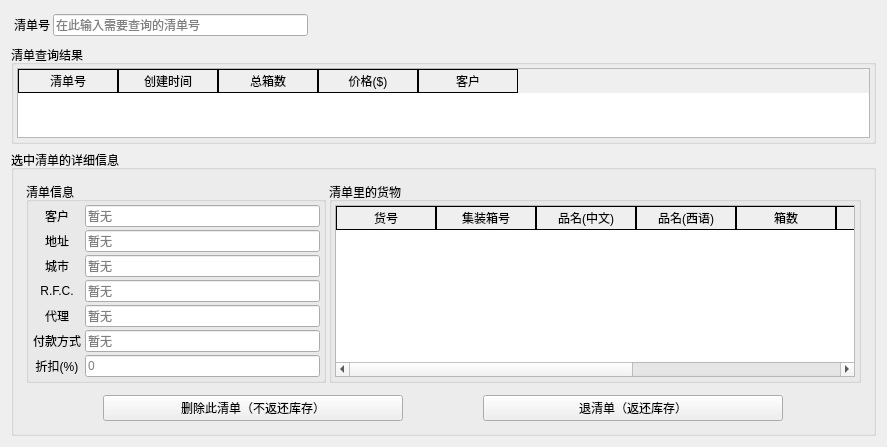
This is CompanyStroageManagement/Search_List_Win.ui in linxinwNeo/CompanyStroageManagement as Qt 5 draws it before an edit. The edited form follows.
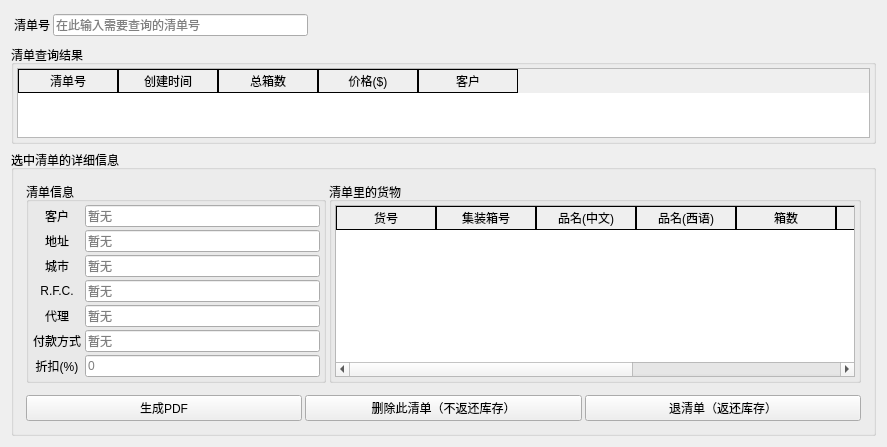
This is the edited form.

What changed in the file:
```diff
--- a/CompanyStroageManagement/Search_List_Win.ui
+++ b/CompanyStroageManagement/Search_List_Win.ui
@@ -697,7 +697,20 @@
           <number>3</number>
          </property>
          <item>
-          <widget class="QPushButton" name="delete_list_btn">
+          <widget class="QPushButton" name="pushButton_createPDF">
+           <property name="maximumSize">
+            <size>
+             <width>300</width>
+             <height>16777215</height>
+            </size>
+           </property>
+           <property name="text">
+            <string>生成PDF</string>
+           </property>
+          </widget>
+         </item>
+         <item>
+          <widget class="QPushButton" name="pushButton_delete_list">
            <property name="maximumSize">
             <size>
              <width>300</width>
```
Left out of the diff: 2 changed lines with no effect on the pictures.
